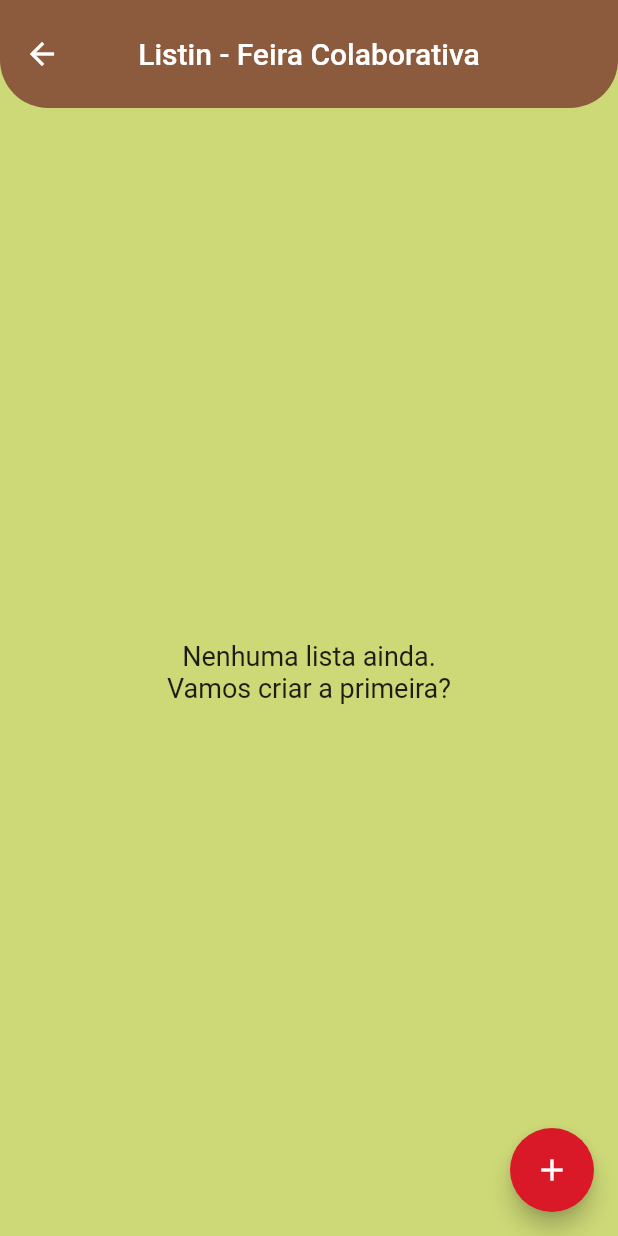
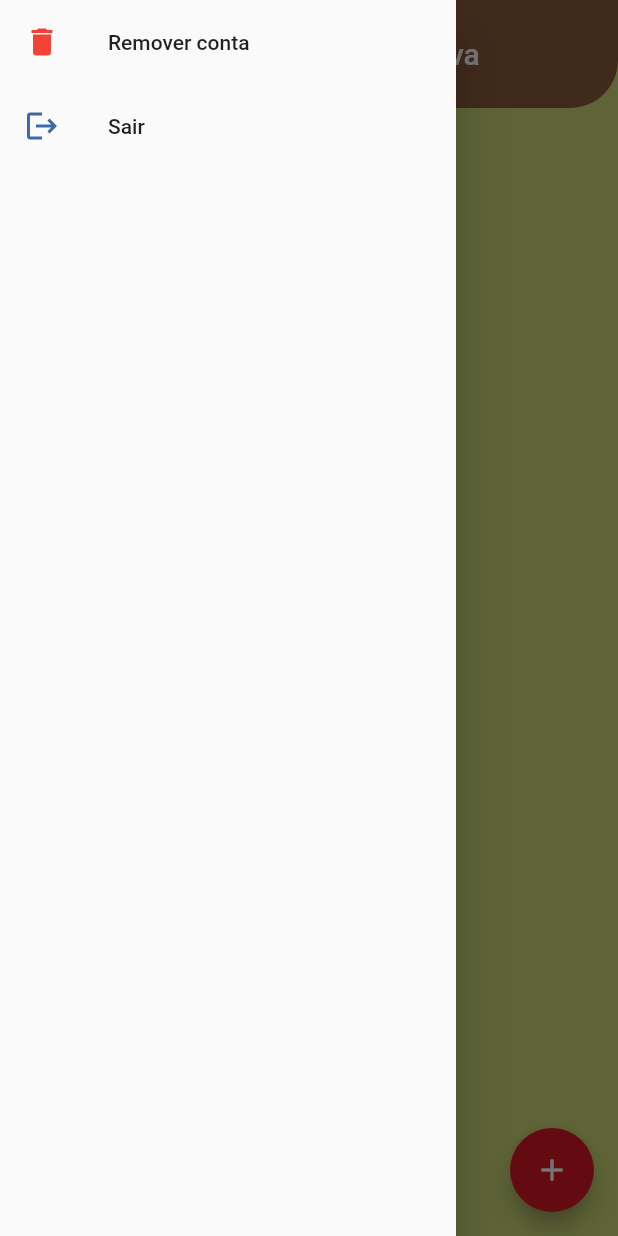
Before and after one commit to Emanuel-Bissacotti/FlutterFirebase, a Flutter app: the HomeScreen screen opened directly, with the side drawer open (before the commit the screen has no drawer), on a phone screen of 412 x 824 dp. Run offline on Flutter 3.47's test engine with Material 2 defaults, Android fonts, the phone set to English and light mode, and no system bars; our stand-ins replace cloud_firestore, firebase_auth, firebase_core; accounts and stored records are empty; generated files the repository leaves out were written again; network calls fail.

Commit message:
Adiciona metodos de Deslogar e Excluir a conta do cliente

```diff
--- a/lib/firestore/presentation/home_screen.dart
+++ b/lib/firestore/presentation/home_screen.dart
@@ -1,5 +1,7 @@
 import 'package:cloud_firestore/cloud_firestore.dart';
 import 'package:flutter/material.dart';
+import 'package:flutter_firebase_firestore_first/authentication/component/show_senha-confirmacao_dialog.dart';
+import 'package:flutter_firebase_firestore_first/authentication/services/auth_service.dart';
 import 'package:flutter_firebase_firestore_first/firestore_produtos/presentation/produto_screen.dart';
 import 'package:uuid/uuid.dart';
 import '../models/listin.dart';
@@ -24,6 +26,29 @@ class _HomeScreenState extends State<HomeScreen> {
   @override
   Widget build(BuildContext context) {
     return Scaffold(
+      drawer: Drawer(
+        child: ListView(
+          children: [
+            ListTile(
+              leading: const Icon(
+                Icons.delete,
+                color: Colors.red,
+              ),
+              title: Text("Remover conta"),
+              onTap: (){
+                showSenhaConfirmacaoDialog(context: context, email: "");
+              },
+            ),
+            ListTile(
+              leading: const Icon(Icons.logout),
+              title: Text("Sair"),
+              onTap: () {
+                AuthService().deslogar();
+              },
+            )
+          ],
+        ),
+      ),
       appBar: AppBar(
         title: const Text("Listin - Feira Colaborativa"),
       ),
```
Also changed, not shown: lib/authentication/component/show_senha-confirmacao_dialog.dart (added, +48 -0 lines), lib/authentication/screens/auth_screen.dart (+6 -17 lines), lib/authentication/services/auth_service.dart (+24 -3 lines), lib/main.dart (+25 -1 lines).
